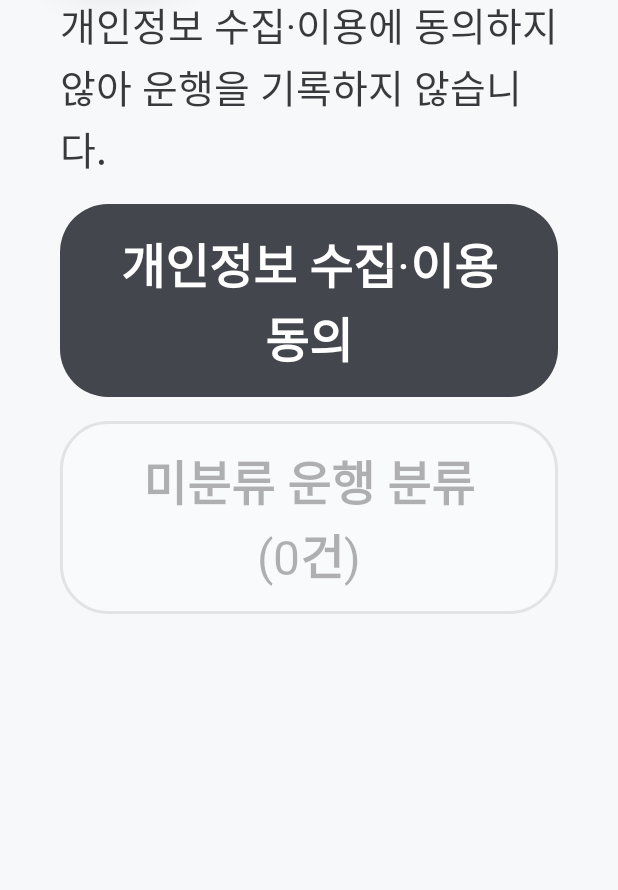
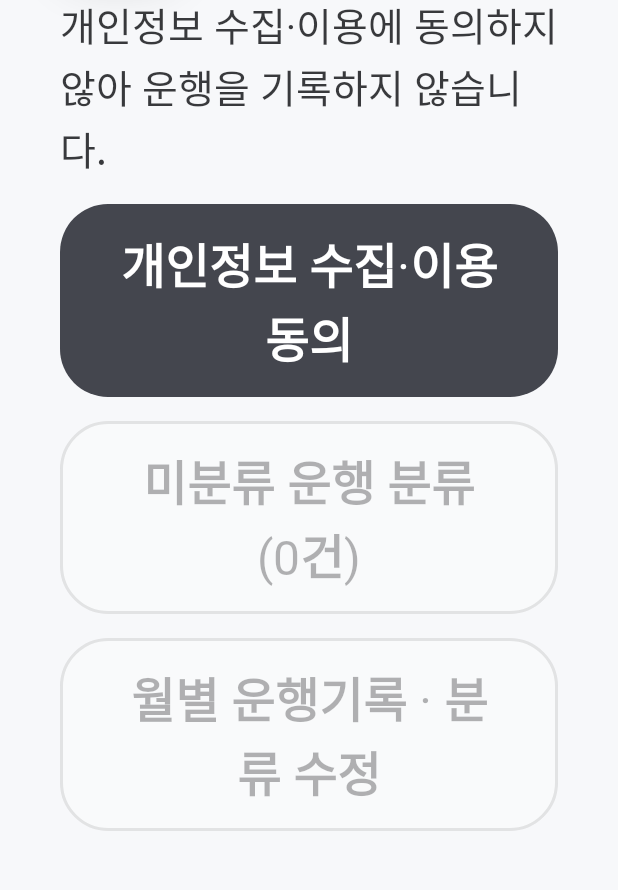
Before and after one commit to skelsid/Hyundai_Pleos, an Android app: the screen it shows after launch (MainActivity), on a phone screen of 412 x 824 dp, the part 222-1112 px from its top. Run offline under Robolectric (Android 15) with nearby library versions, the phone set to English and light mode, and no system bars; pictures from the network do not load; 1 statement that could not run was skipped.

Commit message:
월별 운행기록 보기·분류 수정은 운전자에게 열고, 내보내기만 관리자 비밀번호 뒤에 둔다
Co-Authored-By: Claude Fable 5.2 <noreply@anthropic.com>

```diff
--- a/vehicle-log/app/src/main/kotlin/dev/vehiclelog/ui/MainActivity.kt
+++ b/vehicle-log/app/src/main/kotlin/dev/vehiclelog/ui/MainActivity.kt
@@ -28,7 +28,7 @@ import java.util.concurrent.Executors
  * 첫 화면. 설치 직후에는 부팅 이벤트가 없으므로 여기서 운행 감지를 시작한다.
  * 처음 실행하면 개인정보 수집 동의 → 관리자 등록 → 종료 화면 자동 표시 허용 순서로 안내한다.
  * 동의하지 않으면 운행을 기록하지 않고, 동의 버튼만 남긴다.
- * 운전자는 운행 분류만 한다. 나머지(월별 기록·사용자·차량·관리자 정보·설정)는 관리자 메뉴이고,
+ * 운전자는 운행 분류와 월별 기록 보기·분류 수정만 한다. 나머지(내보내기·사용자·차량·관리자 정보·설정)는 관리자 메뉴이고,
  * 관리자 비밀번호([PinActivity])를 넣은 뒤 앱이 화면에 떠 있는 동안만 보인다 ([AdminSession]).
  * 주행 중 제한이 걸리면 설정·관리 화면(distractionOptimized 아님)으로 가는 버튼을 끄고, 첫 실행 안내도 정차 뒤로 미룬다.
  * 시연용 재생 모드: `adb shell am start --user 10 -n dev.vehiclelog/.ui.MainActivity --ez replay true` 뒤 확인 창에서 [바꾸기]
@@ -71,10 +71,11 @@ class MainActivity : Activity() {
             visibility = View.GONE
         }
         root.addView(drivingNote)
+        // 기록을 보고 분류를 고치는 것은 운전자도 한다 (내보내기는 그 화면 안에서 관리자만)
+        addParkedOnly(root, Ui.button(this, "월별 운행기록 · 분류 수정") { startActivity(Intent(this, MonthlyActivity::class.java)) })
         // 비밀번호 화면은 입력 칸이 있어 주행 중에는 시스템이 막는다
         unlockButton = Ui.button(this, "관리자 메뉴 열기") { startActivity(Intent(this, PinActivity::class.java)) }
         addParkedOnly(root, unlockButton)
-        addAdminOnly(root, Ui.button(this, "월별 운행기록") { startActivity(Intent(this, MonthlyActivity::class.java)) })
         addAdminOnly(root, Ui.button(this, "사용자 관리") { startActivity(UsersActivity.adminIntent(this)) })
         addAdminOnly(root, Ui.button(this, "차량 정보") { startActivity(Intent(this, VehicleInfoActivity::class.java)) })
         addAdminOnly(root, Ui.button(this, "관리자 정보") { startActivity(AdminActivity.intent(this)) })
```
Also changed, not shown: vehicle-log/app/src/main/kotlin/dev/vehiclelog/ui/MonthlyActivity.kt (+8 -3 lines), 1 other file.
